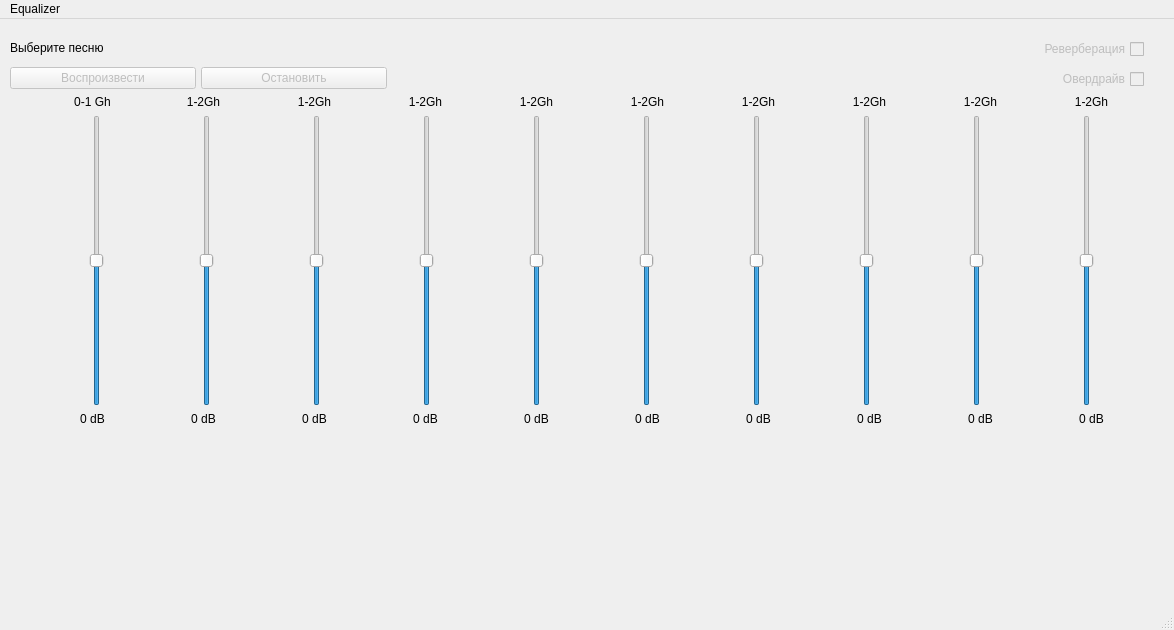
Qt form UI/MainScreen.ui (Rakhmanov-Sergey/Equaliser) before a commit.
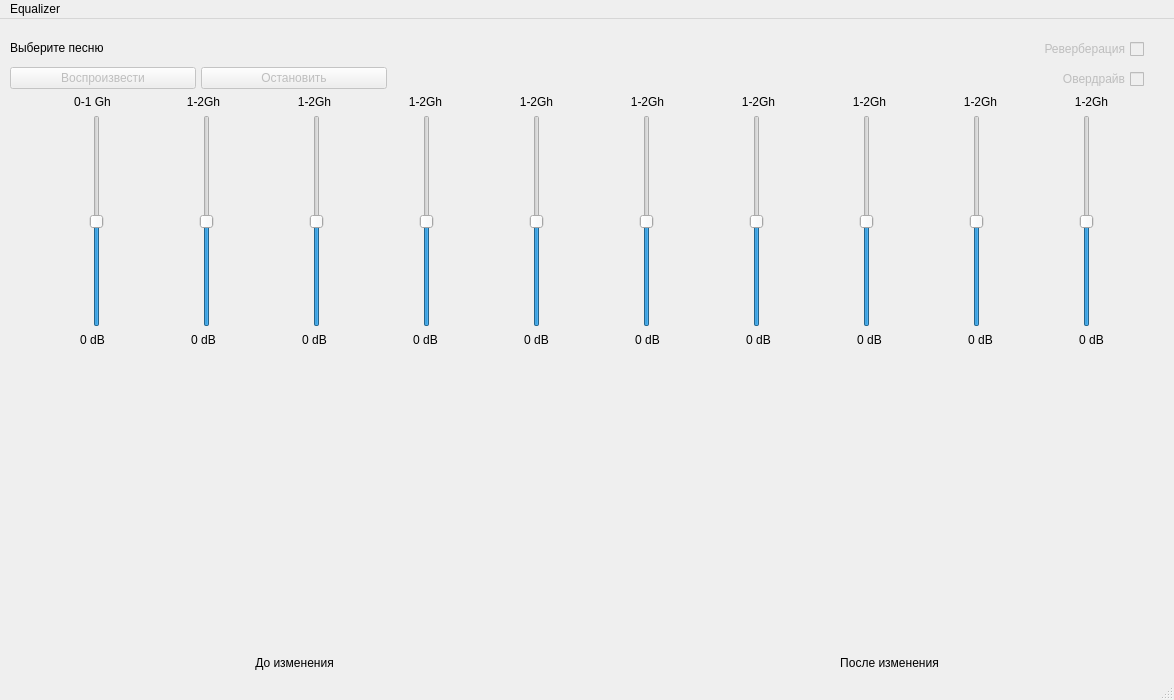
The same form after that commit. Custom widgets are drawn as their Qt base class.

The edit to the form file:
```diff
--- a/UI/MainScreen.ui
+++ b/UI/MainScreen.ui
@@ -7,7 +7,7 @@
     <x>0</x>
     <y>0</y>
     <width>1174</width>
-    <height>630</height>
+    <height>700</height>
    </rect>
   </property>
   <property name="windowTitle">
@@ -23,10 +23,10 @@
       <x>0</x>
       <y>0</y>
       <width>1184</width>
-      <height>581</height>
+      <height>651</height>
      </rect>
     </property>
-    <layout class="QVBoxLayout" name="verticalLayout_2" stretch="1,0,5,0,3">
+    <layout class="QVBoxLayout" name="verticalLayout_2" stretch="1,0,5,0,7,0">
      <property name="topMargin">
       <number>20</number>
      </property>
@@ -238,10 +238,10 @@
        <item>
         <widget class="QSlider" name="verticalSlider">
          <property name="minimum">
-          <number>-100</number>
+          <number>-20</number>
          </property>
          <property name="maximum">
-          <number>100</number>
+          <number>20</number>
          </property>
          <property name="value">
           <number>0</number>
@@ -254,10 +254,10 @@
        <item>
         <widget class="QSlider" name="verticalSlider_4">
          <property name="minimum">
-          <number>-100</number>
+          <number>-20</number>
          </property>
          <property name="maximum">
-          <number>100</number>
+          <number>20</number>
          </property>
          <property name="orientation">
           <enum>Qt::Vertical</enum>
@@ -267,10 +267,10 @@
        <item>
         <widget class="QSlider" name="verticalSlider_3">
          <property name="minimum">
-          <number>-100</number>
+          <number>-20</number>
          </property>
          <property name="maximum">
-          <number>100</number>
+          <number>20</number>
          </property>
          <property name="orientation">
           <enum>Qt::Vertical</enum>
@@ -280,10 +280,10 @@
        <item>
         <widget class="QSlider" name="verticalSlider_2">
          <property name="minimum">
-          <number>-100</number>
+          <number>-20</number>
          </property>
          <property name="maximum">
-          <number>100</number>
+          <number>20</number>
          </property>
          <property name="orientation">
           <enum>Qt::Vertical</enum>
@@ -293,10 +293,10 @@
        <item>
         <widget class="QSlider" name="verticalSlider_5">
          <property name="minimum">
-          <number>-100</number>
+          <number>-20</number>
          </property>
          <property name="maximum">
-          <number>100</number>
+          <number>20</number>
          </property>
          <property name="orientation">
           <enum>Qt::Vertical</enum>
@@ -306,10 +306,10 @@
        <item>
         <widget class="QSlider" name="verticalSlider_7">
          <property name="minimum">
-          <number>-100</number>
+          <number>-20</number>
          </property>
          <property name="maximum">
-          <number>100</number>
+          <number>20</number>
          </property>
          <property name="orientation">
           <enum>Qt::Vertical</enum>
@@ -319,10 +319,10 @@
        <item>
         <widget class="QSlider" name="verticalSlider_10">
          <property name="minimum">
-          <number>-100</number>
+          <number>-20</number>
          </property>
          <property name="maximum">
-          <number>100</number>
+          <number>20</number>
          </property>
          <property name="orientation">
           <enum>Qt::Vertical</enum>
@@ -332,10 +332,10 @@
        <item>
         <widget class="QSlider" name="verticalSlider_6">
          <property name="minimum">
-          <number>-100</number>
+          <number>-20</number>
          </property>
          <property name="maximum">
-          <number>100</number>
+          <number>20</number>
          </property>
          <property name="orientation">
           <enum>Qt::Vertical</enum>
@@ -345,10 +345,10 @@
        <item>
         <widget class="QSlider" name="verticalSlider_9">
          <property name="minimum">
-          <number>-100</number>
+          <number>-20</number>
          </property>
          <property name="maximum">
-          <number>100</number>
+          <number>20</number>
          </property>
          <property name="orientation">
           <enum>Qt::Vertical</enum>
@@ -358,10 +358,10 @@
        <item>
         <widget class="QSlider" name="verticalSlider_8">
          <property name="minimum">
-          <number>-100</number>
+          <number>-20</number>
          </property>
          <property name="maximum">
-          <number>100</number>
+          <number>20</number>
          </property>
          <property name="orientation">
           <enum>Qt::Vertical</enum>
@@ -481,19 +481,48 @@
       </layout>
      </item>
      <item>
-      <layout class="QHBoxLayout" name="horizontalLayout_2">
+      <layout class="QHBoxLayout" name="plotsLayout">
+       <property name="spacing">
+        <number>10</number>
+       </property>
+       <property name="leftMargin">
+        <number>10</number>
+       </property>
+       <property name="topMargin">
+        <number>15</number>
+       </property>
+       <property name="rightMargin">
+        <number>20</number>
+       </property>
        <item>
-        <spacer name="verticalSpacer">
-         <property name="orientation">
-          <enum>Qt::Vertical</enum>
+        <widget class="PlotWidget" name="plotBefore" native="true"/>
+       </item>
+       <item>
+        <widget class="PlotWidget" name="plotAfter" native="true"/>
+       </item>
+      </layout>
+     </item>
+     <item>
+      <layout class="QHBoxLayout" name="horizontalLayout">
+       <item>
+        <widget class="QLabel" name="label_22">
+         <property name="text">
+          <string>До изменения</string>
          </property>
-         <property name="sizeHint" stdset="0">
-          <size>
-           <width>20</width>
-           <height>40</height>
-          </size>
+         <property name="alignment">
+          <set>Qt::AlignCenter</set>
          </property>
-        </spacer>
+        </widget>
+       </item>
+       <item>
+        <widget class="QLabel" name="label_21">
+         <property name="text">
+          <string>После изменения</string>
+         </property>
+         <property name="alignment">
+          <set>Qt::AlignCenter</set>
+         </property>
+        </widget>
        </item>
       </layout>
      </item>
@@ -524,6 +553,14 @@
    </property>
   </action>
  </widget>
+ <customwidgets>
+  <customwidget>
+   <class>PlotWidget</class>
+   <extends>QWidget</extends>
+   <header>pyqtgraph</header>
+   <container>1</container>
+  </customwidget>
+ </customwidgets>
  <resources/>
  <connections/>
 </ui>
```
